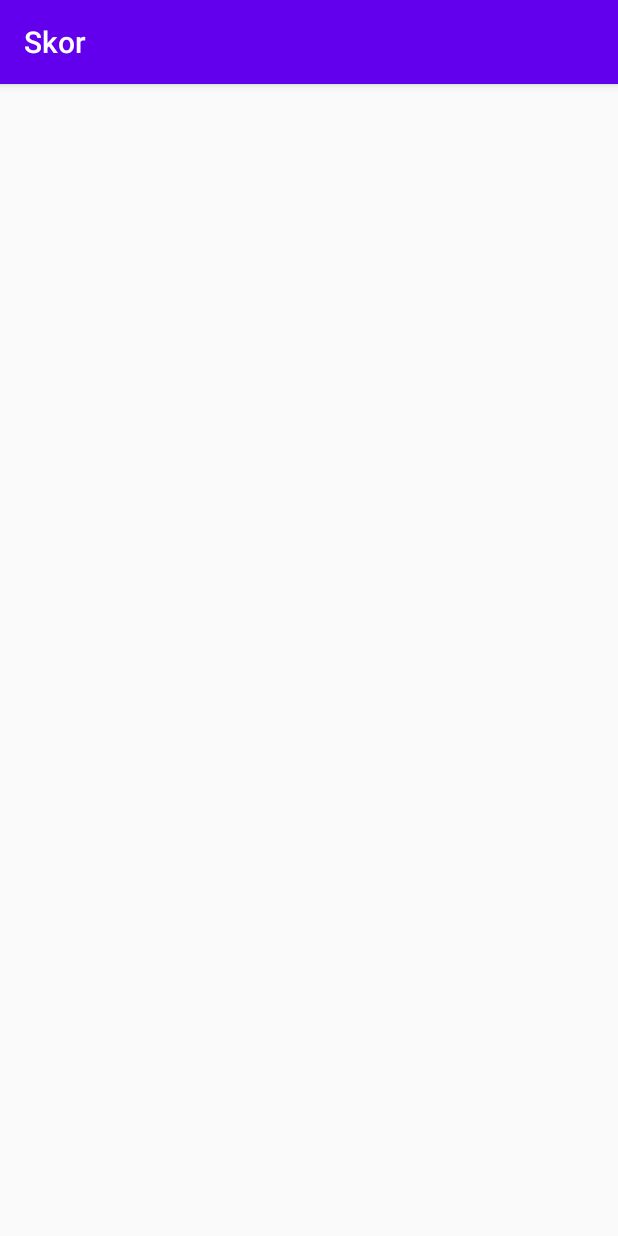
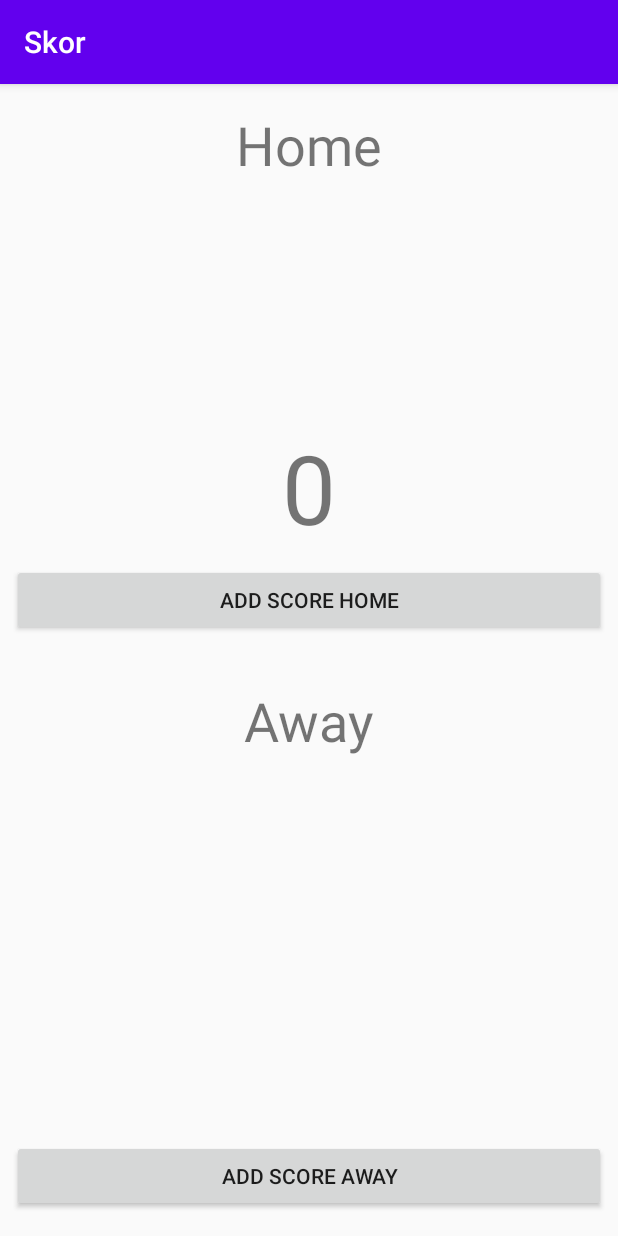
Before and after one commit to polinema-mobile/09-navigation-03-muhamadalfin, an Android app: the screen it shows after launch (MainActivity), on a phone screen of 412 x 824 dp. Run offline under Robolectric (Android 15) with nearby library versions, the phone set to English and light mode, and no system bars; our stand-ins replace data binding.

Commit message:
Update Praktikum

```diff
--- a/app/src/main/java/id/ac/polinema/skor/fragments/ScoreFragment.java
+++ b/app/src/main/java/id/ac/polinema/skor/fragments/ScoreFragment.java
@@ -5,11 +5,17 @@ import android.view.LayoutInflater;
 import android.view.View;
 import android.view.ViewGroup;
 
+import androidx.annotation.NonNull;
+import androidx.databinding.DataBindingUtil;
 import androidx.fragment.app.Fragment;
+import androidx.fragment.app.FragmentResultListener;
+import androidx.navigation.Navigation;
 
 import java.util.ArrayList;
 import java.util.List;
 
+import id.ac.polinema.skor.R;
+import id.ac.polinema.skor.databinding.FragmentScoreBinding;
 import id.ac.polinema.skor.models.GoalScorer;
 
 /**
@@ -38,15 +44,31 @@ public class ScoreFragment extends Fragment {
 	@Override
 	public View onCreateView(LayoutInflater inflater, ViewGroup container,
 							 Bundle savedInstanceState) {
-		return null;
+		FragmentScoreBinding binding = DataBindingUtil
+				.inflate(inflater, R.layout.fragment_score, container, false);
+		binding.setFragment(this);
+		binding.setHomeGoalScorerList(homeGoalScorerList);
+		binding.setAwayGoalScorerList(awayGoalScorerList);
+		getParentFragmentManager().setFragmentResultListener(HOME_REQUEST_KEY, this, new FragmentResultListener() {
+			@Override
+			public void onFragmentResult(@NonNull String requestKey, @NonNull Bundle result) {
+				GoalScorer goalScorer = result.getParcelable(SCORER_KEY);
+				homeGoalScorerList.add(goalScorer);
+			}
+		});
+
+		return binding.getRoot();
 	}
 
 	public void onAddHomeClick(View view) {
-
+		ScoreFragmentDirections.GoalScorerAction action = ScoreFragmentDirections.goalScorerAction(HOME_REQUEST_KEY);
+		Navigation.findNavController(view).navigate(action);
 	}
 
 	public void onAddAwayClick(View view) {
-
+		ScoreFragmentDirections.GoalScorerAction action = ScoreFragmentDirections.goalScorerAction(AWAY_REQUEST_KEY);
+		Navigation.findNavController(view).navigate(action);
 	}
 
+
 }
--- a/app/src/main/res/layout/activity_main.xml
+++ b/app/src/main/res/layout/activity_main.xml
@@ -17,4 +17,5 @@
 		app:layout_constraintStart_toStartOf="parent"
 		app:layout_constraintTop_toTopOf="parent"
 		app:navGraph="@navigation/navigation" />
+
 </androidx.constraintlayout.widget.ConstraintLayout>
--- a/app/src/main/res/layout/fragment_score.xml
+++ b/app/src/main/res/layout/fragment_score.xml
@@ -5,7 +5,15 @@
 	xmlns:tools="http://schemas.android.com/tools"
 	>
 	<data>
-
+		<variable
+			name="homeGoalScorerList"
+			type="java.util.List" />
+		<variable
+			name="awayGoalScorerList"
+			type="java.util.List" />
+		<variable
+			name="fragment"
+			type="id.ac.polinema.skor.fragments.ScoreFragment" />
 	</data>
 
 	<androidx.constraintlayout.widget.ConstraintLayout
@@ -42,6 +50,7 @@
 			android:layout_marginStart="8dp"
 			android:layout_marginEnd="8dp"
 			android:layout_marginBottom="16dp"
+			android:onClick="@{(v) -> fragment.onAddHomeClick(v)}"
 			android:text="Add Score Home"
 			app:layout_constraintBottom_toTopOf="@+id/guideline"
 			app:layout_constraintEnd_toEndOf="parent"
@@ -54,6 +63,7 @@
 			android:layout_marginStart="8dp"
 			android:layout_marginEnd="8dp"
 			android:layout_marginBottom="16dp"
+			android:onClick="@{(v) -> fragment.onAddAwayClick(v)}"
 			android:text="Add Score Away"
 			app:layout_constraintBottom_toBottomOf="parent"
 			app:layout_constraintEnd_toEndOf="parent"
@@ -91,6 +101,8 @@
 			android:id="@+id/text_home_scorer"
 			android:layout_width="wrap_content"
 			android:layout_height="wrap_content"
+			android:text="@{String.valueOf(homeGoalScorerList.size())}"
+			android:textSize="64sp"
 			android:layout_marginBottom="8dp"
 			app:layout_constraintBottom_toTopOf="@+id/button_add_home"
 			app:layout_constraintEnd_toEndOf="parent"
```
Also changed, not shown: app/src/main/java/id/ac/polinema/skor/fragments/GoalFragment.java (+14 -3 lines), app/src/main/res/layout/fragment_goal.xml (+8 -1 lines).
